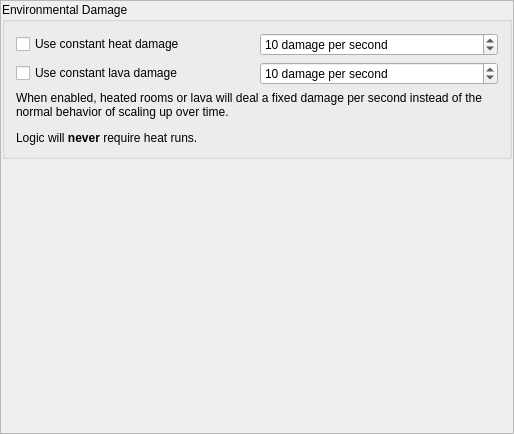
randovania/randovania, file randovania/games/samus_returns/gui/ui_files/preset_msr_energy.ui: the form before one commit.
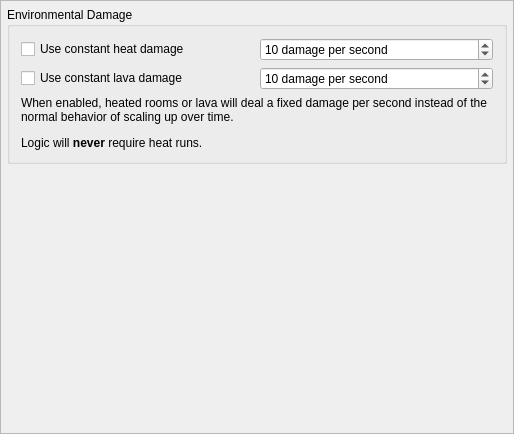
The form after the commit.

Commit message: MSR: make GUI stuff more consistent

The edit to the form file:
```diff
--- a/randovania/games/samus_returns/gui/ui_files/preset_msr_energy.ui
+++ b/randovania/games/samus_returns/gui/ui_files/preset_msr_energy.ui
@@ -43,8 +43,8 @@
         <rect>
          <x>0</x>
          <y>0</y>
-         <width>512</width>
-         <height>432</height>
+         <width>514</width>
+         <height>434</height>
         </rect>
        </property>
        <property name="sizePolicy">
@@ -55,16 +55,16 @@
        </property>
        <layout class="QVBoxLayout" name="scroll_area_layout">
         <property name="leftMargin">
-         <number>1</number>
+         <number>6</number>
         </property>
         <property name="topMargin">
-         <number>1</number>
+         <number>6</number>
         </property>
         <property name="rightMargin">
-         <number>1</number>
+         <number>6</number>
         </property>
         <property name="bottomMargin">
-         <number>0</number>
+         <number>6</number>
         </property>
         <item>
          <widget class="QGroupBox" name="constant_environment_damage_box">
```
The commit also changes 6 other files.
